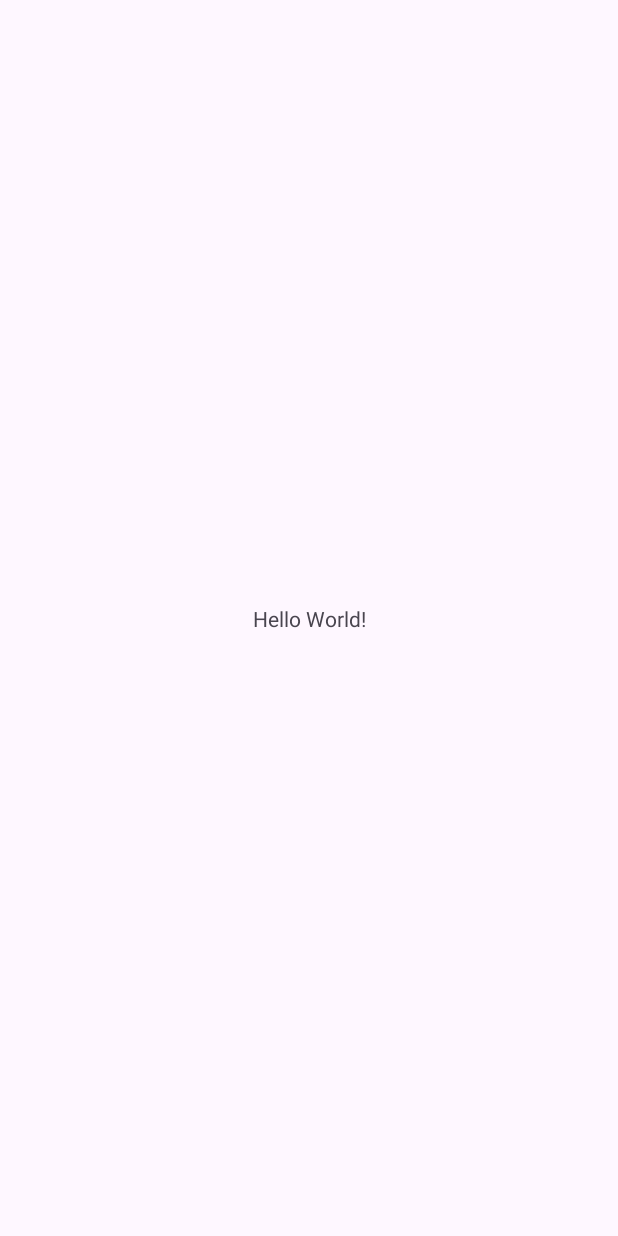
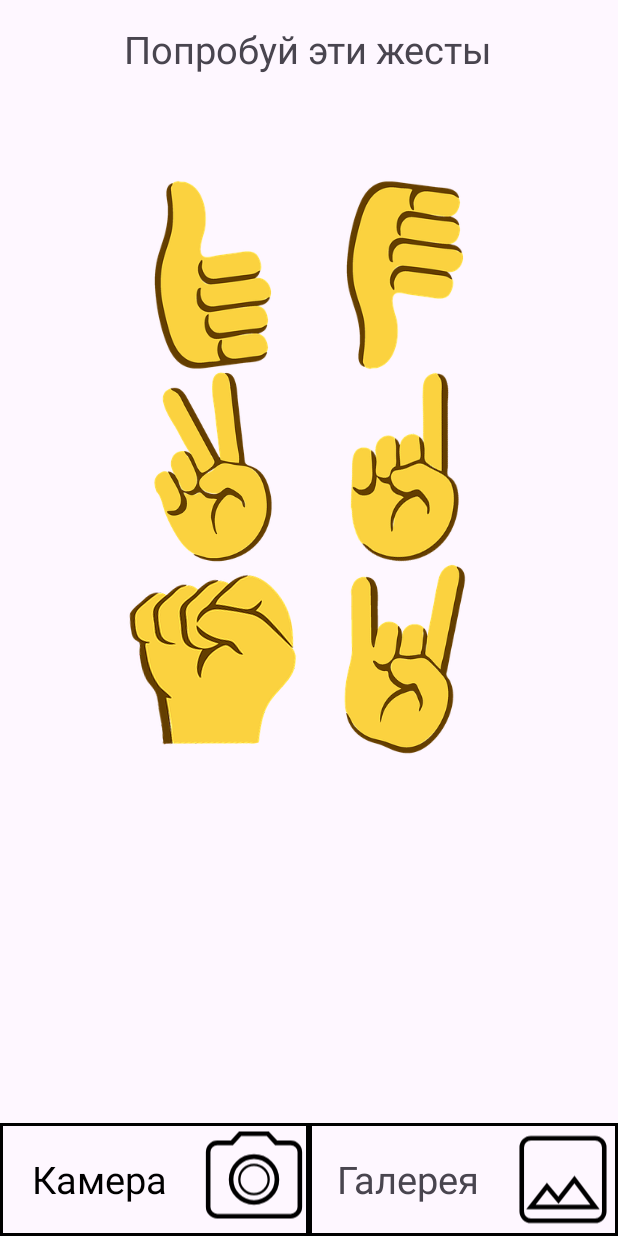
Before and after one commit to grulb/Gesture-Control, an Android app: the screen it shows after launch (MainActivity), on a phone screen of 412 x 824 dp. Before the commit the screen is almost empty. Run offline under Robolectric (Android 15) with nearby library versions, the phone set to English and light mode, and no system bars.

Commit message:
Added main screen images of potential gestures

```diff
--- a/app/build.gradle.kts
+++ b/app/build.gradle.kts
@@ -36,7 +36,6 @@ android {
 }
 
 dependencies {
-
     implementation(libs.androidx.core.ktx)
     implementation(libs.androidx.appcompat)
     implementation(libs.material)
--- a/app/src/main/AndroidManifest.xml
+++ b/app/src/main/AndroidManifest.xml
@@ -1,6 +1,15 @@
 <?xml version="1.0" encoding="utf-8"?>
 <manifest xmlns:android="http://schemas.android.com/apk/res/android"
-    xmlns:tools="http://schemas.android.com/tools">
+    xmlns:tools="http://schemas.android.com/tools"
+    xmlns:dist="http://schemas.android.com/apk/distribution">
+
+    <dist:module dist:instant="true" />
+
+    <!-- Declare features -->
+    <uses-feature android:name="android.hardware.camera" />
+
+    <!-- Declare permissions -->
+    <uses-permission android:name="android.permission.CAMERA" />
 
     <application
         android:allowBackup="true"
--- /dev/null
+++ b/app/src/main/res/drawable/baseline_insert_photo_24.xml
@@ -0,0 +1,5 @@
+<vector xmlns:android="http://schemas.android.com/apk/res/android" android:height="24dp" android:viewportHeight="24" android:viewportWidth="24" android:width="24dp">
+
+    <path android:strokeColor="@color/black" android:strokeWidth="1" android:pathData="M21,19V5c0,-1.1 -0.9,-2 -2,-2H5c-1.1,0 -2,0.9 -2,2v14c0,1.1 0.9,2 2,2h14c1.1,0 2,-0.9 2,-2zM8.5,13.5l2.5,3.01L14.5,12l4.5,6H5l3.5,-4.5z"/>
+
+</vector>
--- /dev/null
+++ b/app/src/main/res/drawable/baseline_photo_camera_24.xml
@@ -0,0 +1,7 @@
+<vector xmlns:android="http://schemas.android.com/apk/res/android" android:height="24dp" android:viewportHeight="24" android:viewportWidth="24" android:width="24dp">
+
+    <path android:strokeColor="@color/black" android:strokeWidth="0.5" android:pathData="M12,12m-3.2,0a3.2,3.2 0,1 1,6.4 0a3.2,3.2 0,1 1,-6.4 0"/>
+
+    <path android:strokeColor="@color/black" android:strokeWidth="1" android:pathData="M9,2L7.17,4L4,4c-1.1,0 -2,0.9 -2,2v12c0,1.1 0.9,2 2,2h16c1.1,0 2,-0.9 2,-2L22,6c0,-1.1 -0.9,-2 -2,-2h-3.17L15,2L9,2zM12,17c-2.76,0 -5,-2.24 -5,-5s2.24,-5 5,-5 5,2.24 5,5 -2.24,5 -5,5z"/>
+
+</vector>
--- /dev/null
+++ b/app/src/main/res/drawable/mainscreen_button_background.xml
@@ -0,0 +1,5 @@
+<?xml version="1.0" encoding="utf-8"?>
+<shape xmlns:android="http://schemas.android.com/apk/res/android">
+    <stroke android:color="@color/black"
+        android:width="2dp"/>
+</shape>
--- a/app/src/main/res/layout/activity_main.xml
+++ b/app/src/main/res/layout/activity_main.xml
@@ -1,19 +1,139 @@
 <?xml version="1.0" encoding="utf-8"?>
-<androidx.constraintlayout.widget.ConstraintLayout xmlns:android="http://schemas.android.com/apk/res/android"
+<LinearLayout xmlns:android="http://schemas.android.com/apk/res/android"
     xmlns:app="http://schemas.android.com/apk/res-auto"
     xmlns:tools="http://schemas.android.com/tools"
     android:id="@+id/main"
     android:layout_width="match_parent"
     android:layout_height="match_parent"
+    android:orientation="vertical"
     tools:context=".MainActivity">
 
     <TextView
+        android:id="@+id/textView"
         android:layout_width="wrap_content"
+        android:layout_weight="0.2"
         android:layout_height="wrap_content"
-        android:text="Hello World!"
-        app:layout_constraintBottom_toBottomOf="parent"
+        android:layout_marginTop="15dp"
+        android:text="Попробуй эти жесты"
+        android:textSize="25dp"
+        android:layout_gravity="center"
         app:layout_constraintEnd_toEndOf="parent"
         app:layout_constraintStart_toStartOf="parent"
         app:layout_constraintTop_toTopOf="parent" />
 
-</androidx.constraintlayout.widget.ConstraintLayout>
+    <TableLayout
+        android:layout_width="wrap_content"
+        android:layout_weight="1"
+        android:layout_height="wrap_content"
+        android:layout_gravity="center"
+        android:layout_marginTop="25dp"
+        android:layout_marginBottom="25dp">
+
+        <TableRow>
+
+            <ImageView
+                android:id="@+id/thumbUpGestureImage"
+                android:layout_width="128dp"
+                android:layout_height="128dp"
+                android:layout_alignParentStart="true"
+                android:src="@mipmap/thumbupicon"/>
+
+            <ImageView
+                android:id="@+id/thumbDownGestureImage"
+                android:layout_width="128dp"
+                android:layout_height="128dp"
+                android:src="@mipmap/thumbdownicon"/>
+        </TableRow>
+
+        <TableRow>
+
+            <ImageView
+                android:id="@+id/victoryGestureImage"
+                android:layout_width="128dp"
+                android:layout_height="128dp"
+                android:src="@mipmap/victoryicon"/>
+
+            <ImageView
+                android:id="@+id/pointUpGestureImage"
+                android:layout_width="128dp"
+                android:layout_height="128dp"
+                android:src="@mipmap/pointupicon"/>
+
+        </TableRow>
+
+        <TableRow>
+
+            <ImageView
+                android:id="@+id/closeFistGestureImage"
+                android:layout_width="128dp"
+                android:layout_height="128dp"
+                android:src="@mipmap/closedfisticon"
+                android:scaleType="center"/>
+
+            <ImageView
+                android:id="@+id/loveYouGestureImage"
+                android:layout_width="128dp"
+                android:layout_height="128dp"
+                android:src="@mipmap/iloveuicon"/>
+
+        </TableRow>
+
+
+    </TableLayout>
+
+    <LinearLayout
+        android:layout_width="match_parent"
+        android:layout_height="75dp"
+        android:orientation="horizontal">
+
+        <LinearLayout
+            android:layout_width="0dp"
+            android:layout_weight="1"
+            android:orientation="horizontal"
+            android:layout_height="match_parent"
+            android:background="@drawable/mainscreen_button_background" >
+
+            <TextView
+                android:layout_width="match_parent"
+                android:layout_weight="1"
+                android:layout_height="wrap_content"
+                android:text="Камера"
+                android:textSize="25dp"
+                android:textColor="@color/black"
+                android:layout_gravity="center"
+                android:textAlignment="center"/>
+
+            <ImageView
+                android:layout_width="match_parent"
+                android:layout_weight="1.8"
+                android:layout_height="match_parent"
+                android:src="@drawable/baseline_photo_camera_24"/>
+
+        </LinearLayout>
+
+        <LinearLayout
+            android:layout_width="0dp"
+            android:layout_weight="1"
+            android:layout_height="match_parent"
+            android:background="@drawable/mainscreen_button_background" >
+
+            <TextView
+                android:layout_width="match_parent"
+                android:layout_weight="1"
+                android:layout_height="wrap_content"
+                android:text="Галерея"
+                android:textSize="25dp"
+                android:layout_gravity="center"
+                android:textAlignment="center"/>
+
+            <ImageView
+                android:layout_width="match_parent"
+                android:layout_weight="1.8"
+                android:layout_height="match_parent"
+                android:src="@drawable/baseline_insert_photo_24"/>
+
+        </LinearLayout>
+
+    </LinearLayout>
+
+</LinearLayout>
--- a/app/src/main/res/values/colors.xml
+++ b/app/src/main/res/values/colors.xml
@@ -2,4 +2,5 @@
 <resources>
     <color name="black">#FF000000</color>
     <color name="white">#FFFFFFFF</color>
+    <color name="lightBlue">#2F9EFF</color>
 </resources>
```
Also changed, not shown: app/src/main/res/mipmap-hdpi/closedfisticon.png (added), app/src/main/res/mipmap-hdpi/iloveuicon.png (added), app/src/main/res/mipmap-hdpi/pointupicon.png (added), app/src/main/res/mipmap-hdpi/thumbdownicon.png (added), app/src/main/res/mipmap-hdpi/thumbupicon.png (added), app/src/main/res/mipmap-hdpi/victoryicon.png (added).
